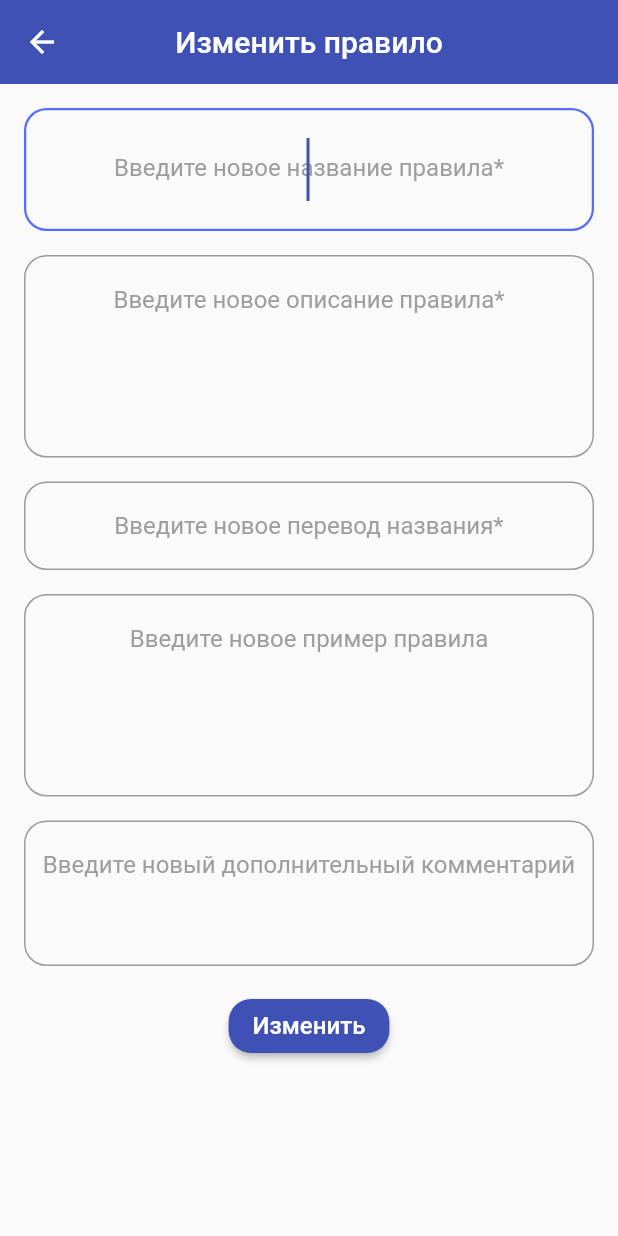
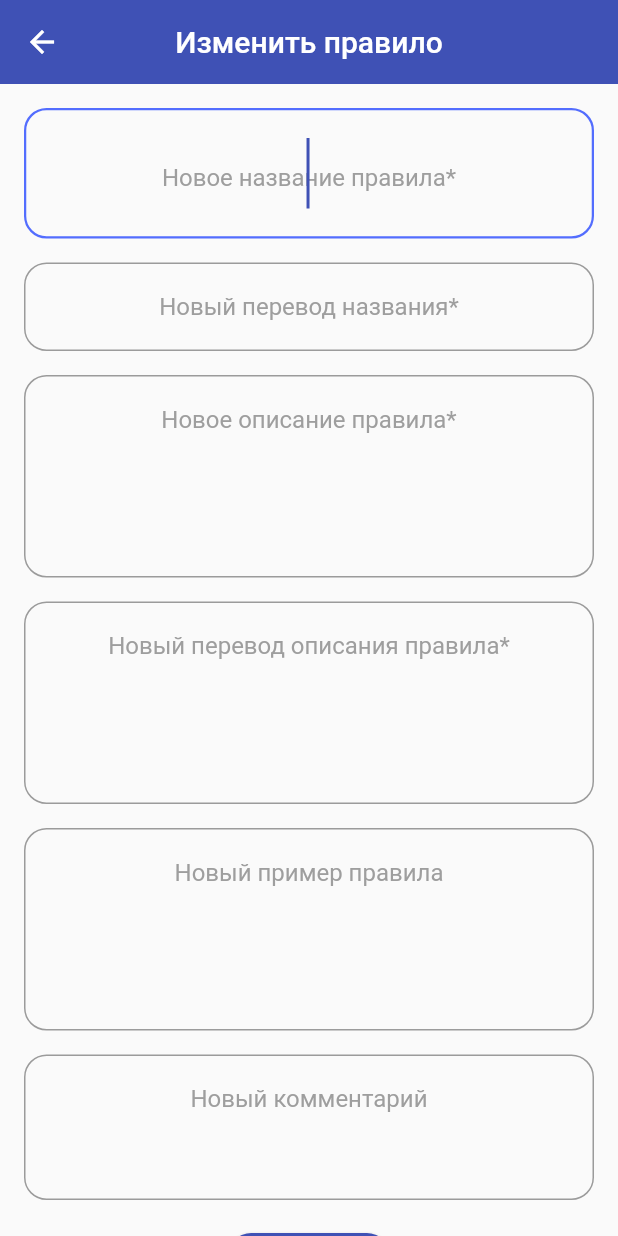
Before and after one commit to JMApps/lang_rules, a Flutter app: the ChangeRulePage screen opened directly with empty values, on a phone screen of 412 x 824 dp. Run offline on Flutter 3.47's test engine with Material 2 defaults, Android fonts, the phone set to English and light mode, and no system bars; our stand-ins replace flutter_html, sqflite; accounts and stored records are empty; Roboto replaces fonts that are missing (Calibri); project files that could hold a hidden picture were left out.

Commit message:
Big fixes and changes

```diff
--- a/lib/data/database/model/rules_model_item.dart
+++ b/lib/data/database/model/rules_model_item.dart
@@ -1,16 +1,18 @@
 class RulesModelItem {
   final int id;
   final String rule;
+  final String ruleTranslation;
   final String ruleDescription;
-  final String ruleTranslation;
+  final String ruleDescriptionTranslation;
   final String example;
   final String additionalComment;
 
   RulesModelItem({
     required this.id,
     required this.rule,
+    required this.ruleTranslation,
     required this.ruleDescription,
-    required this.ruleTranslation,
+    required this.ruleDescriptionTranslation,
     required this.example,
     required this.additionalComment,
   });
@@ -18,8 +20,9 @@ class RulesModelItem {
   RulesModelItem.fromMap(dynamic object)
       : id = object['id'],
         rule = object['rule'],
+        ruleTranslation = object['rule_translation'],
         ruleDescription = object['rule_description'],
-        ruleTranslation = object['rule_translation'],
+        ruleDescriptionTranslation = object['rule_description_translation'],
         example = object['example'],
         additionalComment = object['additional_comment'];
 }
--- a/lib/domain/state/main_state.dart
+++ b/lib/domain/state/main_state.dart
@@ -8,15 +8,17 @@ class MainState extends ChangeNotifier {
 
   createRule(
     String rule,
+    String ruleTranslation,
     String ruleDescription,
-    String ruleTranslation,
+    String ruleDescriptionTranslation,
     String example,
     String additionalComment,
   ) {
     _databaseQuery.createRule(
       rule,
+      ruleTranslation,
       ruleDescription,
-      ruleTranslation,
+      ruleDescriptionTranslation,
       example,
       additionalComment,
     );
@@ -26,16 +28,18 @@ class MainState extends ChangeNotifier {
   updateRule(
     int ruleId,
     String rule,
+    String ruleTranslation,
     String ruleDescription,
-    String ruleTranslation,
+    String ruleDescriptionTranslation,
     String example,
     String additionalComment,
   ) {
     _databaseQuery.updateRule(
       ruleId,
       rule,
+      ruleTranslation,
       ruleDescription,
-      ruleTranslation,
+      ruleDescriptionTranslation,
       example,
       additionalComment,
     );
--- a/lib/domain/state/update_rule_state.dart
+++ b/lib/domain/state/update_rule_state.dart
@@ -6,38 +6,44 @@ class UpdateRuleState extends ChangeNotifier {
 
   TextEditingController get getRuleController => _ruleController;
 
-  final _ruleDescription = TextEditingController();
-
-  TextEditingController get getRuleDescription => _ruleDescription;
-
   final _ruleTranslationController = TextEditingController();
 
   TextEditingController get getRuleTranslationController => _ruleTranslationController;
 
-  final _ruleExample = TextEditingController();
+  final _ruleDescriptionController = TextEditingController();
 
-  TextEditingController get getRuleExample => _ruleExample;
+  TextEditingController get getRuleDescriptionController => _ruleDescriptionController;
 
-  final _additionalComment = TextEditingController();
+  final _ruleDescriptionTranslationController = TextEditingController();
 
-  TextEditingController get getAdditionalComment => _additionalComment;
+  TextEditingController get getRuleDescriptionTranslationController => _ruleDescriptionTranslationController;
+
+  final _ruleExampleController = TextEditingController();
+
+  TextEditingController get getRuleExampleController => _ruleExampleController;
+
+  final _additionalCommentController = TextEditingController();
+
+  TextEditingController get getAdditionalCommentController => _additionalCommentController;
 
   getValues(RulesModelItem item) {
     _ruleController.text = item.rule;
-    _ruleDescription.text = item.ruleDescription;
     _ruleTranslationController.text = item.ruleTranslation;
-    _ruleExample.text = item.example;
-    _additionalComment.text = item.additionalComment;
+    _ruleDescriptionController.text = item.ruleDescription;
+    _ruleDescriptionTranslationController.text = item.ruleDescriptionTranslation;
+    _ruleExampleController.text = item.example;
+    _additionalCommentController.text = item.additionalComment;
     notifyListeners();
   }
 
   @override
   void dispose() {
     _ruleController.dispose();
-    _ruleDescription.dispose();
     _ruleTranslationController.dispose();
-    _ruleExample.dispose();
-    _additionalComment.dispose();
+    _ruleDescriptionController.dispose();
+    _ruleDescriptionTranslationController.dispose();
+    _ruleExampleController.dispose();
+    _additionalCommentController.dispose();
     super.dispose();
   }
 }
--- a/lib/presentation/widgets/change_rule_container.dart
+++ b/lib/presentation/widgets/change_rule_container.dart
@@ -1,8 +1,8 @@
 import 'package:flutter/cupertino.dart';
 import 'package:flutter/material.dart';
 import 'package:lang_rules/data/database/model/rules_model_item.dart';
+import 'package:lang_rules/domain/state/main_state.dart';
 import 'package:lang_rules/domain/state/update_rule_state.dart';
-import 'package:lang_rules/domain/state/main_state.dart';
 import 'package:provider/provider.dart';
 
 class ChangeRuleContainer extends StatefulWidget {
@@ -30,6 +30,7 @@ class _ChangeRuleContainerState extends State<ChangeRuleContainer> {
               autocorrect: false,
               keyboardType: TextInputType.text,
               textInputAction: TextInputAction.next,
+              textDirection: TextDirection.rtl,
               maxLines: 1,
               textAlign: TextAlign.center,
               style: const TextStyle(
@@ -40,44 +41,7 @@ class _ChangeRuleContainerState extends State<ChangeRuleContainer> {
               decoration: InputDecoration(
                 alignLabelWithHint: true,
                 floatingLabelAlignment: FloatingLabelAlignment.center,
-                hintText: 'Введите новое название правила*',
-                hintStyle: const TextStyle(
-                  fontSize: 16,
-                  fontFamily: 'Calibri',
-                  color: Colors.grey,
-                ),
-                focusedBorder: OutlineInputBorder(
-                  borderRadius: BorderRadius.circular(15),
-                  borderSide: const BorderSide(
-                    color: Colors.indigoAccent,
-                    width: 1.5,
-                  ),
-                ),
-                border: OutlineInputBorder(
-                  borderRadius: BorderRadius.circular(15),
-                ),
-              ),
-              onChanged: (String? value) {},
-            ),
-            const SizedBox(height: 16),
-            TextField(
-              controller: readRuleState.getRuleDescription,
-              autofocus: false,
-              autocorrect: false,
-              keyboardType: TextInputType.text,
-              textInputAction: TextInputAction.done,
-              maxLines: 7,
-              minLines: 5,
-              textAlign: TextAlign.center,
-              style: const TextStyle(
-                fontFamily: 'Calibri',
-                fontSize: 16,
-                color: Colors.red,
-              ),
-              decoration: InputDecoration(
-                alignLabelWithHint: true,
-                floatingLabelAlignment: FloatingLabelAlignment.center,
-                hintText: 'Введите новое описание правила*',
+                hintText: 'Новое название правила*',
                 hintStyle: const TextStyle(
                   fontSize: 16,
                   fontFamily: 'Calibri',
@@ -114,7 +78,7 @@ class _ChangeRuleContainerState extends State<ChangeRuleContainer> {
               decoration: InputDecoration(
                 alignLabelWithHint: true,
                 floatingLabelAlignment: FloatingLabelAlignment.center,
-                hintText: 'Введите новое перевод названия*',
+                hintText: 'Новый перевод названия*',
                 hintStyle: const TextStyle(
                   fontSize: 16,
                   fontFamily: 'Calibri',
@@ -135,23 +99,23 @@ class _ChangeRuleContainerState extends State<ChangeRuleContainer> {
             ),
             const SizedBox(height: 16),
             TextField(
-              controller: readRuleState.getRuleExample,
+              controller: readRuleState.getRuleDescriptionController,
               autofocus: false,
               autocorrect: false,
-              keyboardType: TextInputType.text,
-              textInputAction: TextInputAction.done,
+              keyboardType: TextInputType.multiline,
+              textDirection: TextDirection.rtl,
               maxLines: 7,
               minLines: 5,
               textAlign: TextAlign.center,
               style: const TextStyle(
                 fontFamily: 'Calibri',
                 fontSize: 16,
-                color: Colors.black87,
+                color: Colors.red,
               ),
               decoration: InputDecoration(
                 alignLabelWithHint: true,
                 floatingLabelAlignment: FloatingLabelAlignment.center,
-                hintText: 'Введите новое пример правила',
+                hintText: 'Новое описание правила*',
                 hintStyle: const TextStyle(
                   fontSize: 16,
                   fontFamily: 'Calibri',
@@ -172,12 +136,83 @@ class _ChangeRuleContainerState extends State<ChangeRuleContainer> {
             ),
             const SizedBox(height: 16),
             TextField(
-              controller: readRuleState.getAdditionalComment,
+              controller: readRuleState.getRuleDescriptionTranslationController,
+              autofocus: false,
+              autocorrect: false,
+              keyboardType: TextInputType.multiline,
+              maxLines: 7,
+              minLines: 5,
+              textAlign: TextAlign.center,
+              style: const TextStyle(
+                fontFamily: 'Calibri',
+                fontSize: 16,
+                color: Colors.red,
+              ),
+              decoration: InputDecoration(
+                alignLabelWithHint: true,
+                floatingLabelAlignment: FloatingLabelAlignment.center,
+                hintText: 'Новый перевод описания правила*',
+                hintStyle: const TextStyle(
+                  fontSize: 16,
+                  fontFamily: 'Calibri',
+                  color: Colors.grey,
+                ),
+                focusedBorder: OutlineInputBorder(
+                  borderRadius: BorderRadius.circular(15),
+                  borderSide: const BorderSide(
+                    color: Colors.indigoAccent,
+                    width: 1.5,
+                  ),
+                ),
+                border: OutlineInputBorder(
+                  borderRadius: BorderRadius.circular(15),
+                ),
+              ),
+            ),
+            const SizedBox(height: 16),
+            TextField(
+              controller: readRuleState.getRuleExampleController,
+              autofocus: false,
+              autocorrect: false,
+              keyboardType: TextInputType.multiline,
+              textDirection: TextDirection.rtl,
+              maxLines: 7,
+              minLines: 5,
+              textAlign: TextAlign.center,
+              style: const TextStyle(
+                fontFamily: 'Calibri',
+                fontSize: 16,
+                color: Colors.black87,
+              ),
+              decoration: InputDecoration(
+                alignLabelWithHint: true,
+                floatingLabelAlignment: FloatingLabelAlignment.center,
+                hintText: 'Новый пример правила',
+                hintStyle: const TextStyle(
+                  fontSize: 16,
+                  fontFamily: 'Calibri',
+                  color: Colors.grey,
+                ),
+                focusedBorder: OutlineInputBorder(
+                  borderRadius: BorderRadius.circular(15),
+                  borderSide: const BorderSide(
+                    color: Colors.indigoAccent,
+                    width: 1.5,
+                  ),
+                ),
+                border: OutlineInputBorder(
+                  borderRadius: BorderRadius.circular(15),
+                ),
+              ),
+              onChanged: (String? value) {},
+            ),
+            const SizedBox(height: 16),
+            TextField(
+              controller: readRuleState.getAdditionalCommentController,
               textCapitalization: TextCapitalization.sentences,
               autofocus: false,
               autocorrect: false,
-              keyboardType: TextInputType.text,
-              textInputAction: TextInputAction.done,
+              keyboardType: TextInputType.multiline,
               maxLines: 5,
               minLines: 3,
               textAlign: TextAlign.center,
@@ -189,7 +224,7 @@ class _ChangeRuleContainerState extends State<ChangeRuleContainer> {
               decoration: InputDecoration(
                 alignLabelWithHint: true,
                 floatingLabelAlignment: FloatingLabelAlignment.center,
-                hintText: 'Введите новый дополнительный комментарий',
+                hintText: 'Новый комментарий',
                 hintStyle: const TextStyle(
                   fontSize: 16,
                   fontFamily: 'Calibri',
@@ -224,13 +259,14 @@ class _ChangeRuleContainerState extends State<ChangeRuleContainer> {
               onPressed: () {
                 Navigator.of(context).pop();
                 context.read<MainState>().updateRule(
-                  widget.item.id,
-                  readRuleState.getRuleController.text,
-                  readRuleState.getRuleDescription.text,
-                  readRuleState.getRuleTranslationController.text,
-                  readRuleState.getRuleExample.text,
-                  readRuleState.getAdditionalComment.text,
-                );
+                      widget.item.id,
+                      readRuleState.getRuleController.text,
+                      readRuleState.getRuleTranslationController.text,
+                      readRuleState.getRuleDescriptionController.text,
+                      readRuleState.getRuleDescriptionTranslationController.text,
+                      readRuleState.getRuleExampleController.text,
+                      readRuleState.getAdditionalCommentController.text,
+                    );
               },
             ),
             const SizedBox(height: 16),
```
Also changed, not shown: lib/data/database/service/database_query.dart (+4 -4 lines), lib/domain/state/add_rule_state.dart (+17 -11 lines), lib/presentation/items/rules_item.dart (+84 -28 lines), lib/presentation/widgets/add_rule_container.dart (+80 -49 lines), lib/presentation/widgets/card_foot_note.dart (added, +34 -0 lines), assets/fonts/hafs.ttf, 3 other files.
